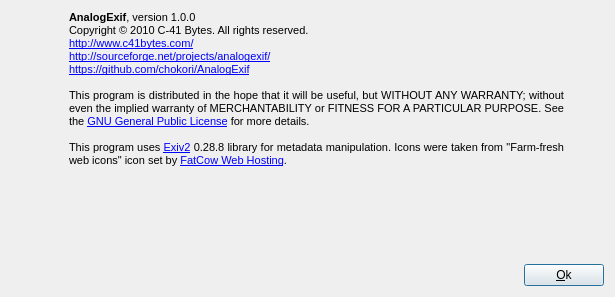
Above: ui/aboutdialog.ui from chokori/AnalogExif before the change. Below: the same form after it.
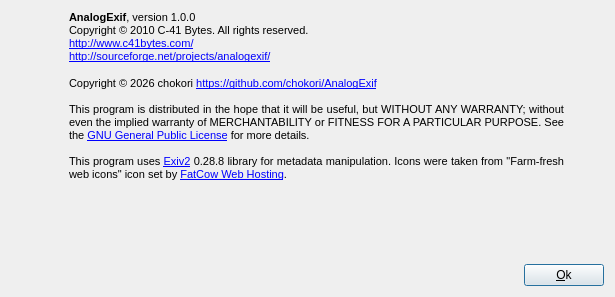
That is the form after the change. Icons and pictures are not drawn.

Commit message: Update Copyright & Version Information

What changed in the file:
```diff
--- a/ui/aboutdialog.ui
+++ b/ui/aboutdialog.ui
@@ -68,7 +68,8 @@
 &lt;p style=&quot; margin-top:0px; margin-bottom:0px; margin-left:0px; margin-right:0px; -qt-block-indent:0; text-indent:0px;&quot;&gt;&lt;span style=&quot; font-family:'MS Shell Dlg 2'; font-size:8pt;&quot;&gt;Copyright © 2010 C-41 Bytes. All rights reserved.&lt;/span&gt;&lt;/p&gt;
 &lt;p style=&quot; margin-top:0px; margin-bottom:0px; margin-left:0px; margin-right:0px; -qt-block-indent:0; text-indent:0px;&quot;&gt;&lt;a href=&quot;http://www.c41bytes.com/analogexif&quot;&gt;&lt;span style=&quot; font-family:'MS Shell Dlg 2'; font-size:8pt; text-decoration: underline; color:#0000ff;&quot;&gt;http://www.c41bytes.com/&lt;/span&gt;&lt;/a&gt;&lt;/p&gt;
 &lt;p style=&quot; margin-top:0px; margin-bottom:0px; margin-left:0px; margin-right:0px; -qt-block-indent:0; text-indent:0px;&quot;&gt;&lt;a href=&quot;http://www.c41bytes.com/analogexif&quot;&gt;&lt;span style=&quot; font-family:'MS Shell Dlg 2'; font-size:8pt; text-decoration: underline; color:#0000ff;&quot;&gt;http://sourceforge.net/projects/analogexif/&lt;/span&gt;&lt;/a&gt;&lt;/p&gt;
-&lt;p style=&quot; margin-top:0px; margin-bottom:0px; margin-left:0px; margin-right:0px; -qt-block-indent:0; text-indent:0px;&quot;&gt;&lt;a href=&quot;http://www.c41bytes.com/analogexif&quot;&gt;&lt;span style=&quot; font-family:'MS Shell Dlg 2'; font-size:8pt; text-decoration: underline; color:#0000ff;&quot;&gt;https://github.com/chokori/AnalogExif&lt;/span&gt;&lt;/a&gt;&lt;/p&gt;
+&lt;p style=&quot;-qt-paragraph-type:empty; margin-top:0px; margin-bottom:0px; margin-left:0px; margin-right:0px; -qt-block-indent:0; text-indent:0px;&quot;&gt;&lt;br /&gt;&lt;/p&gt;
+&lt;p style=&quot; margin-top:0px; margin-bottom:0px; margin-left:0px; margin-right:0px; -qt-block-indent:0; text-indent:0px;&quot;&gt;&lt;span style=&quot; font-family:'MS Shell Dlg 2'; font-size:8pt;&quot;&gt;Copyright © 2026 chokori &lt;/span&gt;&lt;a href=&quot;http://www.c41bytes.com/analogexif&quot;&gt;&lt;span style=&quot; font-family:'MS Shell Dlg 2'; font-size:8pt; text-decoration: underline; color:#0000ff;&quot;&gt;https://github.com/chokori/AnalogExif&lt;/span&gt;&lt;/a&gt;&lt;/p&gt;
 &lt;p style=&quot;-qt-paragraph-type:empty; margin-top:0px; margin-bottom:0px; margin-left:0px; margin-right:0px; -qt-block-indent:0; text-indent:0px; font-family:'MS Shell Dlg 2'; font-size:8pt;&quot;&gt;&lt;br /&gt;&lt;/p&gt;
 &lt;p align=&quot;justify&quot; style=&quot; margin-top:0px; margin-bottom:0px; margin-left:0px; margin-right:0px; -qt-block-indent:0; text-indent:0px;&quot;&gt;&lt;span style=&quot; font-family:'MS Shell Dlg 2'; font-size:8pt;&quot;&gt;This program is distributed in the hope that it will be useful, but WITHOUT ANY WARRANTY; without even the implied warranty of MERCHANTABILITY or FITNESS FOR A PARTICULAR PURPOSE. See the &lt;/span&gt;&lt;a href=&quot;http://www.gnu.org/licenses/&quot;&gt;&lt;span style=&quot; font-family:'MS Shell Dlg 2'; font-size:8pt; text-decoration: underline; color:#0000ff;&quot;&gt;GNU General Public License&lt;/span&gt;&lt;/a&gt;&lt;span style=&quot; font-family:'MS Shell Dlg 2'; font-size:8pt;&quot;&gt; for more details.&lt;/span&gt;&lt;/p&gt;
 &lt;p style=&quot;-qt-paragraph-type:empty; margin-top:0px; margin-bottom:0px; margin-left:0px; margin-right:0px; -qt-block-indent:0; text-indent:0px; font-family:'Courier New,courier'; font-size:8pt;&quot;&gt;&lt;br /&gt;&lt;/p&gt;
```
The commit also changes 72 other files.
